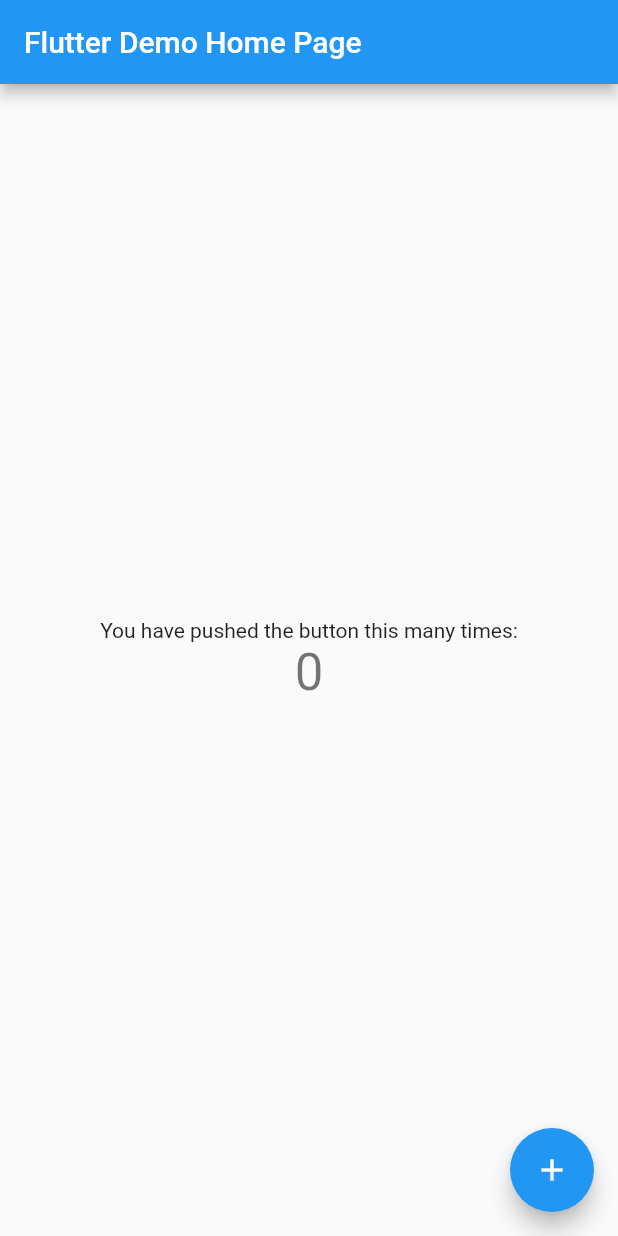
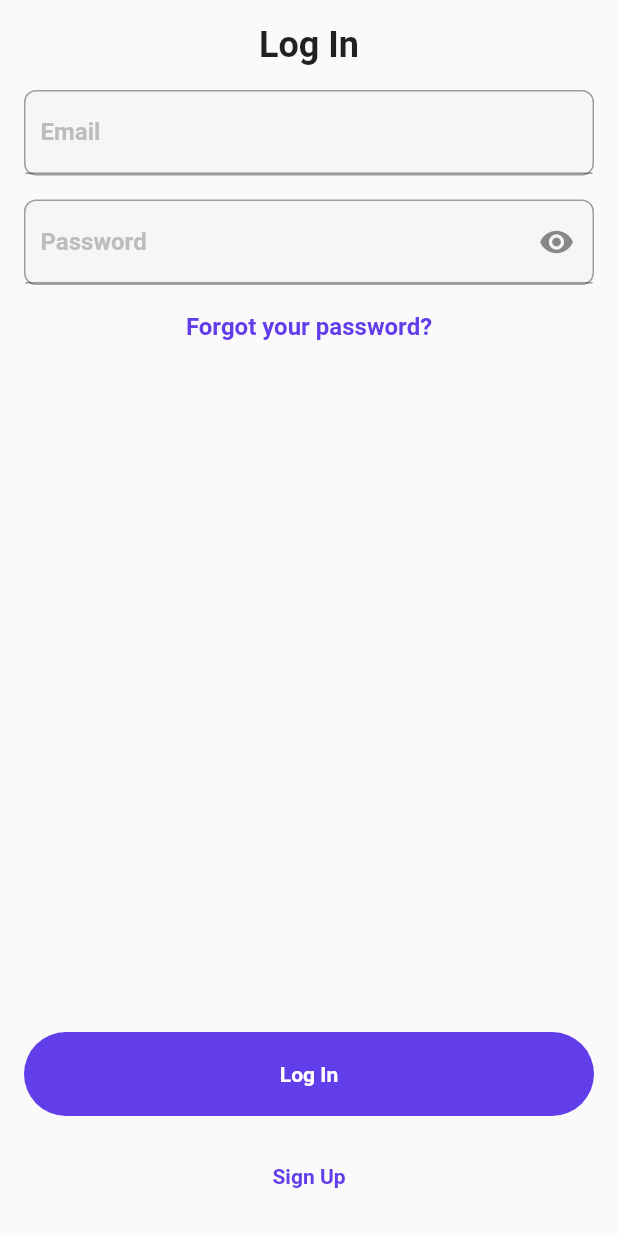
Before and after one commit to MuhammadFahru/tubes-promvis, a Flutter app: the screen it shows after launch, on a phone screen of 412 x 824 dp. Run offline on Flutter 3.47's test engine with Material 2 defaults, Android fonts, the phone set to English and light mode, and no system bars.

Commit message:
login investor

```diff
--- /dev/null
+++ b/flutter-investor/lib/login.dart
@@ -0,0 +1,150 @@
+import 'package:flutter/material.dart';
+
+class LoginPage extends StatelessWidget {
+  @override
+  Widget build(BuildContext context) {
+    return Scaffold(
+      body: Padding(
+        padding: const EdgeInsets.all(16.0),
+        child: Column(
+          crossAxisAlignment: CrossAxisAlignment.stretch,
+          children: [
+            // Judul
+            Container(
+              alignment: Alignment.center,
+              child: const Text(
+                'Log In',
+                style: TextStyle(
+                  fontSize: 24.0,
+                  fontWeight: FontWeight.bold,
+                ),
+              ),
+            ),
+            const SizedBox(height: 16.0),
+            // Email
+            Container(
+              decoration: BoxDecoration(
+                color: Color(int.parse('0xffF6F6F6')),
+                borderRadius: BorderRadius.circular(8.0),
+                border: Border.all(
+                  color: Colors.grey,
+                  width: 1.0,
+                ),
+              ),
+              child: TextField(
+                decoration: InputDecoration(
+                    contentPadding: const EdgeInsets.all(10),
+                    labelText: 'Email',
+                    labelStyle: TextStyle(
+                        color: Color(int.parse('0xffBDBDBD')),
+                        fontWeight: FontWeight.bold)),
+              ),
+            ),
+            const SizedBox(height: 16.0),
+            // Password
+            PasswordTextField(),
+            const SizedBox(height: 8.0),
+            // password forgot
+            Container(
+              margin: const EdgeInsets.only(top: 10),
+              alignment: Alignment.center,
+              child: GestureDetector(
+                onTap: () {
+                  // Navigate to forgot password page
+                },
+                child: Text(
+                  'Forgot your password?',
+                  style: TextStyle(
+                    color: Color(int.parse('0xff613EEA')),
+                    fontSize: 16.0,
+                    fontWeight: FontWeight.bold,
+                  ),
+                ),
+              ),
+            ),
+            const Spacer(),
+            // login button
+            ElevatedButton(
+                style: ElevatedButton.styleFrom(
+                  backgroundColor: Color(int.parse('0xff613EEA')),
+                  elevation: 0.0,
+                  shape: RoundedRectangleBorder(
+                    borderRadius: BorderRadius.circular(100),
+                  ),
+                ),
+                onPressed: () {
+                  // Perform login action
+                },
+                child: Container(
+                  padding: const EdgeInsets.symmetric(vertical: 20),
+                  child: const Text(
+                    'Log In',
+                    style: TextStyle(
+                        color: Colors.white, fontWeight: FontWeight.bold),
+                  ),
+                )),
+            const SizedBox(height: 16.0),
+            TextButton(
+              onPressed: () {
+                // Navigate to sign-up page
+              },
+              child: Text(
+                'Sign Up',
+                style: TextStyle(
+                    fontWeight: FontWeight.bold,
+                    color: Color(int.parse('0xff613EEA'))),
+              ),
+            ),
+          ],
+        ),
+      ),
+    );
+  }
+}
+
+class PasswordTextField extends StatefulWidget {
+  @override
+  _PasswordTextFieldState createState() => _PasswordTextFieldState();
+}
+
+class _PasswordTextFieldState extends State<PasswordTextField> {
+  bool _isPasswordVisible = false;
+
+  void _togglePasswordVisibility(bool isVisisble) {
+    setState(() {
+      _isPasswordVisible = isVisisble;
+    });
+  }
+
+  @override
+  Widget build(BuildContext context) {
+    return Container(
+      decoration: BoxDecoration(
+        color: Color(int.parse('0xffF6F6F6')),
+        borderRadius: BorderRadius.circular(8.0),
+        border: Border.all(
+          color: Colors.grey,
+          width: 1.0,
+        ),
+      ),
+      child: TextField(
+        obscureText: !_isPasswordVisible,
+        decoration: InputDecoration(
+            contentPadding: const EdgeInsets.all(10),
+            labelText: 'Password',
+            labelStyle: TextStyle(
+                color: Color(int.parse('0xffBDBDBD')),
+                fontWeight: FontWeight.bold),
+            suffixIcon: GestureDetector(
+              onTapDown: (_) => _togglePasswordVisibility(true),
+              onTapUp: (_) => _togglePasswordVisibility(false),
+              onTapCancel: () => _togglePasswordVisibility(false),
+              child: IconButton(
+                icon: const Icon(Icons.visibility),
+                onPressed: () {},
+              ),
+            )),
+      ),
+    );
+  }
+}
--- a/flutter-investor/lib/main.dart
+++ b/flutter-investor/lib/main.dart
@@ -1,4 +1,5 @@
 import 'package:flutter/material.dart';
+import 'login.dart';
 
 void main() {
   runApp(const MyApp());
@@ -11,105 +12,9 @@ class MyApp extends StatelessWidget {
   @override
   Widget build(BuildContext context) {
     return MaterialApp(
-      title: 'Flutter Demo',
-      theme: ThemeData(
-        // This is the theme of your application.
-        //
-        // Try running your application with "flutter run". You'll see the
-        // application has a blue toolbar. Then, without quitting the app, try
-        // changing the primarySwatch below to Colors.green and then invoke
-        // "hot reload" (press "r" in the console where you ran "flutter run",
-        // or simply save your changes to "hot reload" in a Flutter IDE).
-        // Notice that the counter didn't reset back to zero; the application
-        // is not restarted.
-        primarySwatch: Colors.blue,
-      ),
-      home: const MyHomePage(title: 'Flutter Demo Home Page'),
+      title: 'Prospera',
+      theme: ThemeData(primarySwatch: Colors.deepPurple),
+      home: LoginPage(),
     );
   }
 }
-
-class MyHomePage extends StatefulWidget {
-  const MyHomePage({super.key, required this.title});
-
-  // This widget is the home page of your application. It is stateful, meaning
-  // that it has a State object (defined below) that contains fields that affect
-  // how it looks.
-
-  // This class is the configuration for the state. It holds the values (in this
-  // case the title) provided by the parent (in this case the App widget) and
-  // used by the build method of the State. Fields in a Widget subclass are
-  // always marked "final".
-
-  final String title;
-
-  @override
-  State<MyHomePage> createState() => _MyHomePageState();
-}
-
-class _MyHomePageState extends State<MyHomePage> {
-  int _counter = 0;
-
-  void _incrementCounter() {
-    setState(() {
-      // This call to setState tells the Flutter framework that something has
-      // changed in this State, which causes it to rerun the build method below
-      // so that the display can reflect the updated values. If we changed
-      // _counter without calling setState(), then the build method would not be
-      // called again, and so nothing would appear to happen.
-      _counter++;
-    });
-  }
-
-  @override
-  Widget build(BuildContext context) {
-    // This method is rerun every time setState is called, for instance as done
-    // by the _incrementCounter method above.
-    //
-    // The Flutter framework has been optimized to make rerunning build methods
-    // fast, so that you can just rebuild anything that needs updating rather
-    // than having to individually change instances of widgets.
-    return Scaffold(
-      appBar: AppBar(
-        // Here we take the value from the MyHomePage object that was created by
-        // the App.build method, and use it to set our appbar title.
-        title: Text(widget.title),
-      ),
-      body: Center(
-        // Center is a layout widget. It takes a single child and positions it
-        // in the middle of the parent.
-        child: Column(
-          // Column is also a layout widget. It takes a list of children and
-          // arranges them vertically. By default, it sizes itself to fit its
-          // children horizontally, and tries to be as tall as its parent.
-          //
-          // Invoke "debug painting" (press "p" in the console, choose the
-          // "Toggle Debug Paint" action from the Flutter Inspector in Android
-          // Studio, or the "Toggle Debug Paint" command in Visual Studio Code)
-          // to see the wireframe for each widget.
-          //
-          // Column has various properties to control how it sizes itself and
-          // how it positions its children. Here we use mainAxisAlignment to
-          // center the children vertically; the main axis here is the vertical
-          // axis because Columns are vertical (the cross axis would be
-          // horizontal).
-          mainAxisAlignment: MainAxisAlignment.center,
-          children: <Widget>[
-            const Text(
-              'You have pushed the button this many times:',
-            ),
-            Text(
-              '$_counter',
-              style: Theme.of(context).textTheme.headlineMedium,
-            ),
-          ],
-        ),
-      ),
-      floatingActionButton: FloatingActionButton(
-        onPressed: _incrementCounter,
-        tooltip: 'Increment',
-        child: const Icon(Icons.add),
-      ), // This trailing comma makes auto-formatting nicer for build methods.
-    );
-  }
-}
--- a/flutter-investor/pubspec.yaml
+++ b/flutter-investor/pubspec.yaml
@@ -37,6 +37,8 @@ dependencies:
   cupertino_icons: ^1.0.2
 
 dev_dependencies:
+  http: ^0.13.6
+  flutter_bloc: ^8.1.3
   flutter_test:
     sdk: flutter
 
--- a/flutter-peminjam/pubspec.yaml
+++ b/flutter-peminjam/pubspec.yaml
@@ -28,6 +28,8 @@ environment:
 # the latest version available on pub.dev. To see which dependencies have newer
 # versions available, run `flutter pub outdated`.
 dependencies:
+  http: ^0.13.6
+  flutter_bloc: ^8.1.3
   flutter:
     sdk: flutter
 
```
Also changed, not shown: flutter-investor/pubspec.lock, flutter-peminjam/pubspec.lock.
